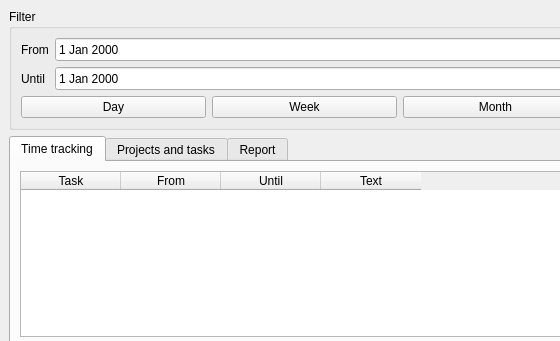
The window that timetracker/mainwindow.ui (tsymalla/timetracker) describes before a commit, drawn with Qt 5; both pictures show x 0 to 560 and y 0 to 341 of the 800 by 769 pixel window.
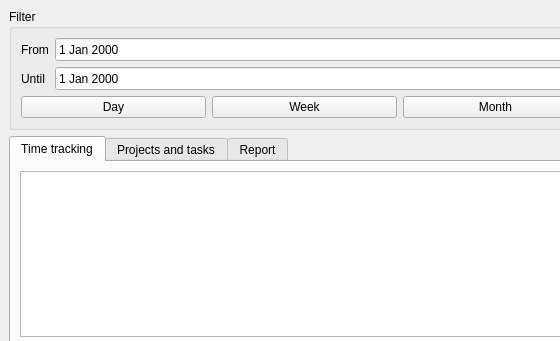
The same window after the commit. Custom widgets are drawn as their Qt base class.

Diff of the .ui file:
```diff
--- a/timetracker/mainwindow.ui
+++ b/timetracker/mainwindow.ui
@@ -96,7 +96,7 @@
      </widget>
     </item>
     <item>
-     <widget class="QTabWidget" name="tabReport">
+     <widget class="QTabWidget" name="tabMain">
       <property name="currentIndex">
        <number>0</number>
       </property>
@@ -106,27 +106,13 @@
        </attribute>
        <layout class="QVBoxLayout" name="verticalLayout_2">
         <item>
-         <widget class="QTableWidget" name="tblCurrentData">
-          <column>
-           <property name="text">
-            <string>Task</string>
-           </property>
-          </column>
-          <column>
-           <property name="text">
-            <string>From</string>
-           </property>
-          </column>
-          <column>
-           <property name="text">
-            <string>Until</string>
-           </property>
-          </column>
-          <column>
-           <property name="text">
-            <string>Text</string>
-           </property>
-          </column>
+         <widget class="QTableView" name="tblCurrentData">
+          <property name="selectionMode">
+           <enum>QAbstractItemView::SingleSelection</enum>
+          </property>
+          <property name="selectionBehavior">
+           <enum>QAbstractItemView::SelectRows</enum>
+          </property>
          </widget>
         </item>
         <item>
```
Left out of the diff: 4 changed lines with no effect on the pictures.
